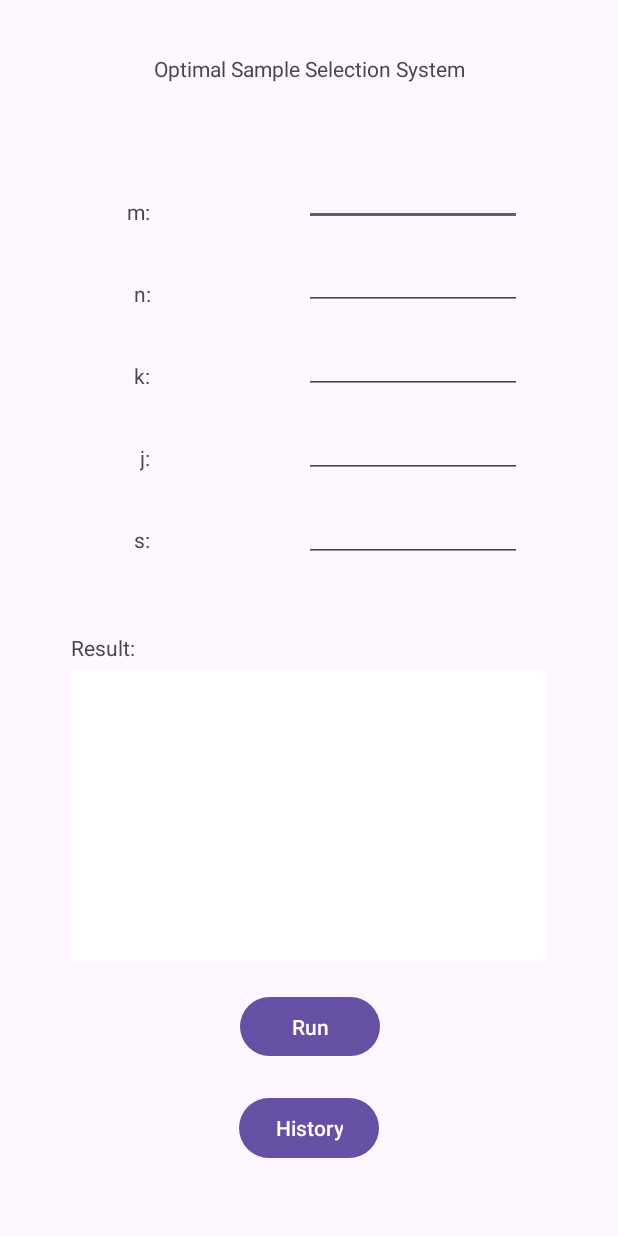
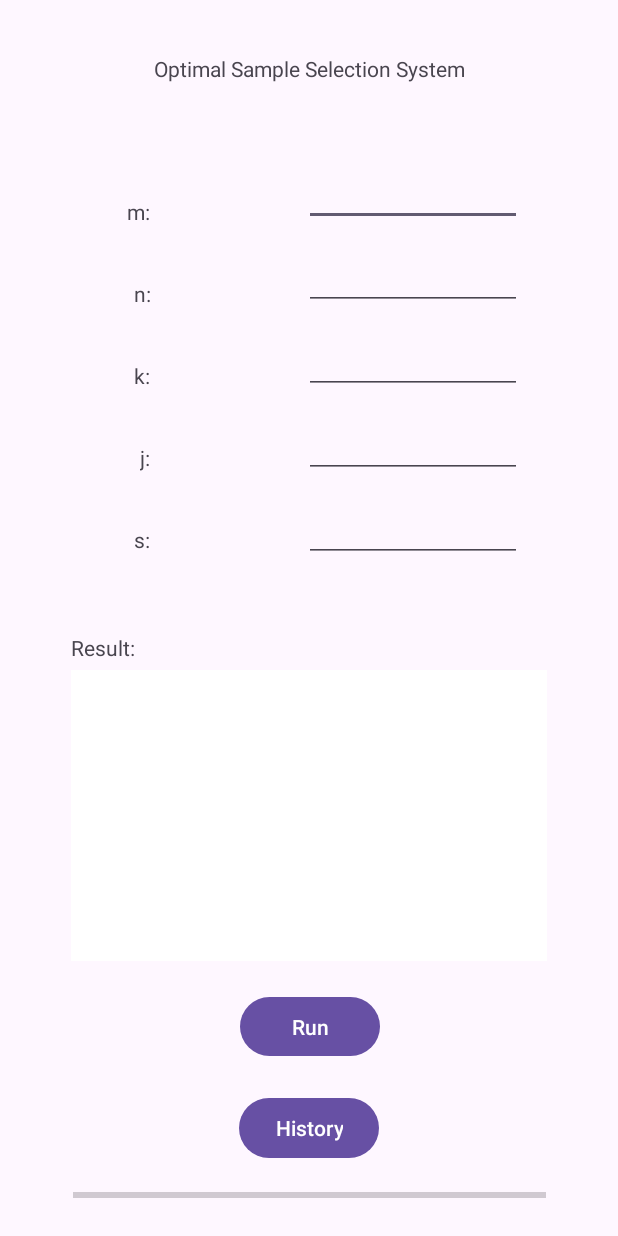
Before and after one commit to YemaoLuo/AIApplication, an Android app: the RunActivity screen opened directly, with no data from a screen before it, on a phone screen of 412 x 824 dp. Run offline under Robolectric (Android 15) with nearby library versions, the phone set to English and light mode, and no system bars.

Commit message:
progress bar

```diff
--- a/app/src/main/res/layout/activity_run.xml
+++ b/app/src/main/res/layout/activity_run.xml
@@ -191,4 +191,14 @@
         app:layout_constraintBottom_toTopOf="@+id/scrollView2"
         app:layout_constraintEnd_toEndOf="parent"
         app:layout_constraintStart_toStartOf="parent" />
+
+    <ProgressBar
+        android:id="@+id/progressBar"
+        style="?android:attr/progressBarStyleHorizontal"
+        android:layout_width="315dp"
+        android:layout_height="23dp"
+        android:layout_marginBottom="15dp"
+        app:layout_constraintBottom_toBottomOf="parent"
+        app:layout_constraintEnd_toEndOf="parent"
+        app:layout_constraintStart_toStartOf="parent" />
 </androidx.constraintlayout.widget.ConstraintLayout>
```
